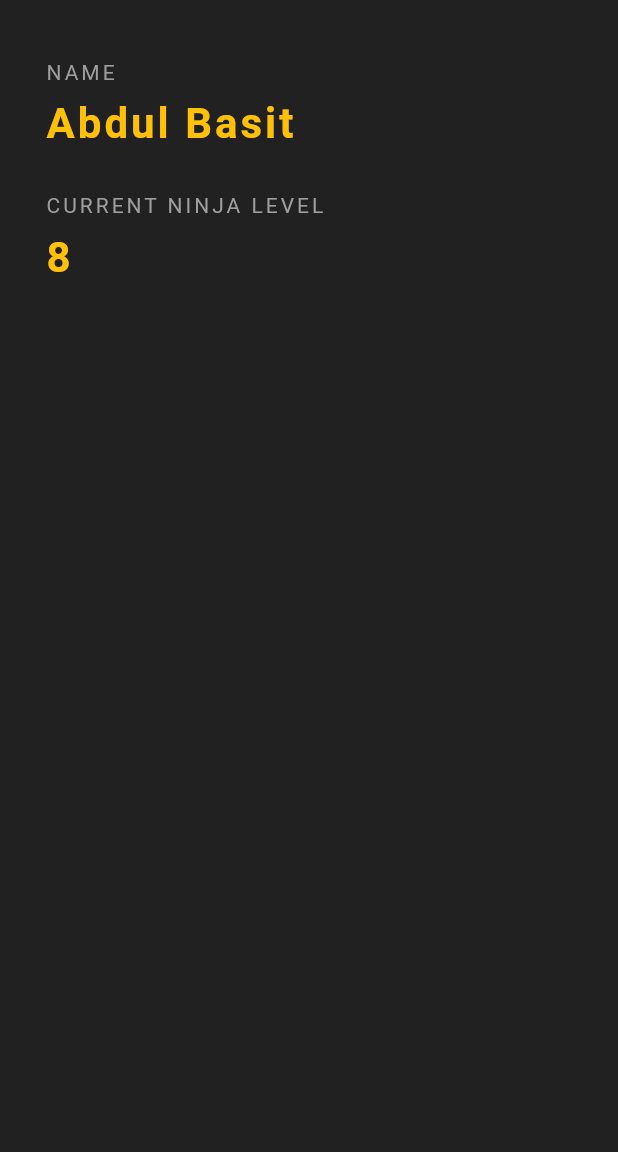
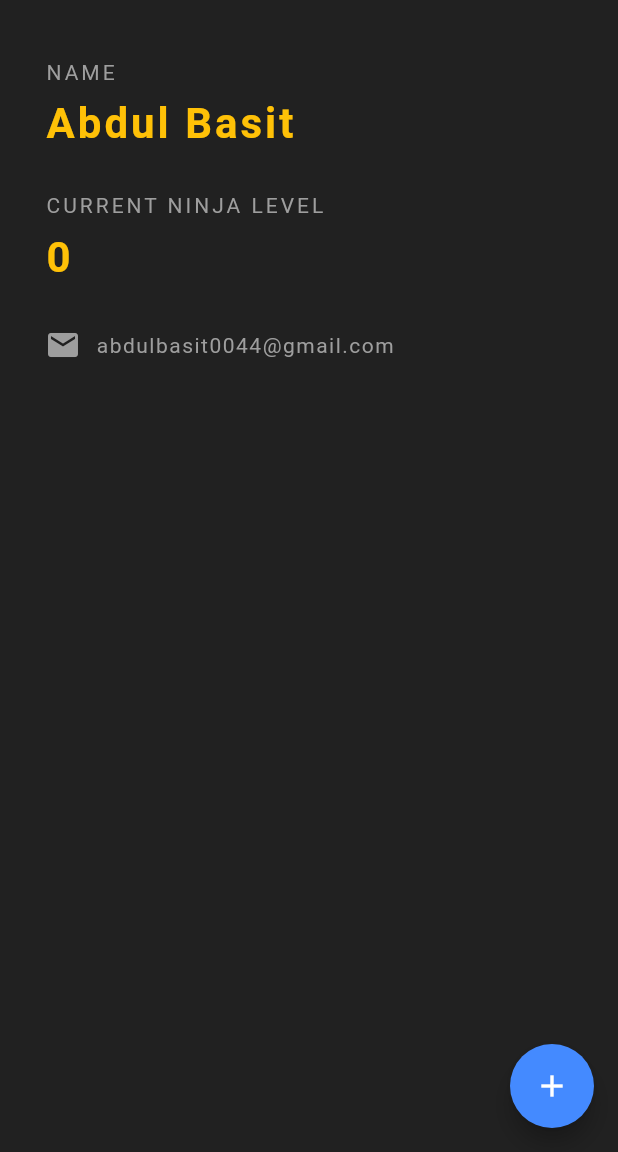
Before and after one commit to AbdulBasit0044/Flutter_Applications, a Flutter app: the screen it shows after launch, on a phone screen of 412 x 824 dp, the part 84-1236 px from its top. Run offline on Flutter 3.47's test engine with Material 2 defaults, Android fonts, the phone set to English and light mode, and no system bars.

Commit message:
Completing Half of the app part

```diff
--- a/flutter_applications_the_net_ninja/ninja_id/lib/main.dart
+++ b/flutter_applications_the_net_ninja/ninja_id/lib/main.dart
@@ -5,7 +5,15 @@
   home: NinjaCard(),
 ));
 
-class NinjaCard extends StatelessWidget {
+class NinjaCard extends StatefulWidget {
+  @override
+  _NinjaCardState createState() => _NinjaCardState();
+}
+
+class _NinjaCardState extends State<NinjaCard> {
+
+  int ninjaLevel = 0;
+
   @override
   Widget build(BuildContext context) {
     return Scaffold(
@@ -15,6 +23,15 @@
         centerTitle: true,
         backgroundColor: Colors.grey[800],
         elevation: 0.0,
+      ),
+      floatingActionButton: FloatingActionButton(
+        onPressed: (){
+          setState(() {
+            ninjaLevel +=1;
+          });
+        },
+        child: Icon(Icons.add),
+        backgroundColor: Colors.blueAccent,
       ),
       body: Padding(
         padding: EdgeInsets.fromLTRB(30.0, 40.0, 0.0, 30.0),
@@ -48,7 +65,7 @@
             ),
             SizedBox(height: 10.0),
             Text(
-              '8',
+              '$ninjaLevel',
               style: TextStyle(
                 color: Colors.amber,
                 letterSpacing: 2.0,
@@ -57,6 +74,22 @@
               ),
             ),
             SizedBox(height: 30.0),
+            Row(
+              children: <Widget>[
+                Icon(
+                  Icons.email,
+                  color: Colors.grey,
+                ),
+                SizedBox(width: 10.0),
+                Text(
+                  'abdulbasit0044@gmail.com',
+                  style: TextStyle(
+                    color: Colors.grey,
+                    letterSpacing: 1.0,
+                  ),
+                )
+              ],
+            )
           ],
         ),
       ),
```
